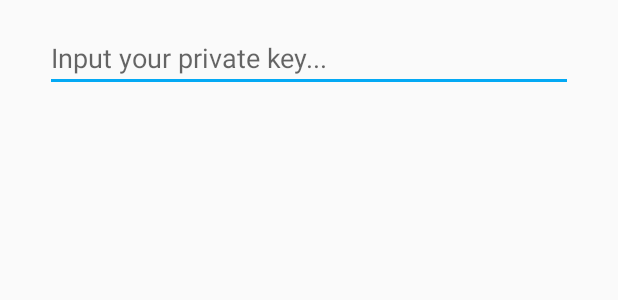
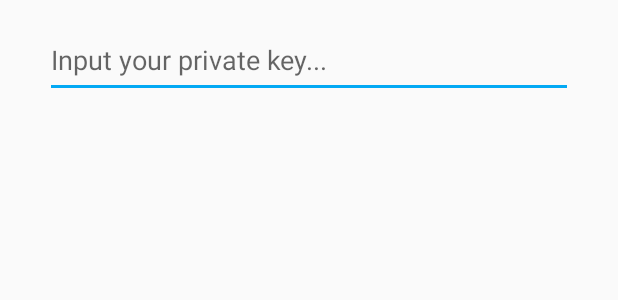
Before and after one commit to DBprod/ChatApp, an Android app: the layout private_key_window.xml on its own in the app's theme, with its tools: preview values and no code run, on a phone screen of 412 x 824 dp. Shown: the top 300 px of the screen. Run offline under Robolectric (Android 15) with nearby library versions, the phone set to English and light mode, and no system bars.

Commit message:
minor changer

```diff
--- a/app/src/main/java/com/example/chatapp/Encryptor.java
+++ b/app/src/main/java/com/example/chatapp/Encryptor.java
@@ -25,8 +25,8 @@ public class Encryptor {
     }
 
     public static BigInteger[] generatePrimes(){
-        BigInteger p = new BigInteger(1024, 10000, new Random());
-        BigInteger q = new BigInteger(1024, 10000, new Random());
+        BigInteger p = new BigInteger(1024, 10000, new Random((long)(Math.random()*10000000)));
+        BigInteger q = new BigInteger(1024, 10000, new Random((long)(Math.random()*10000000)));
         BigInteger[] primes = {p, q};
         System.out.println("Prime 1: " + p);
         System.out.println("Prime 2: " + q);
--- a/app/src/main/java/com/example/chatapp/MessageActivity.java
+++ b/app/src/main/java/com/example/chatapp/MessageActivity.java
@@ -249,6 +249,7 @@ public class MessageActivity extends AppCompatActivity implements PrivateKeyDial
 
         if (id == R.id.logoutBtn) {
             mAuth.signOut();
+            prefEditor.putString("privateKey", null).commit();
         }
         if (id == R.id.privateKeyInput){
             PrivateKeyDialog privateKeyDialog = new PrivateKeyDialog();
@@ -266,6 +267,8 @@ public class MessageActivity extends AppCompatActivity implements PrivateKeyDial
             prefEditor.commit();
         }
         catch(Exception e){
+        } finally {
+            adapter.notifyDataSetChanged();
         }
     }
 }
--- a/app/src/main/res/layout/private_key_window.xml
+++ b/app/src/main/res/layout/private_key_window.xml
@@ -8,9 +8,9 @@
     <EditText
         android:id="@+id/privateKeyInput"
         android:layout_width="match_parent"
-        android:layout_height="wrap_content"
+        android:layout_height="50dp"
         android:layout_marginStart="30dp"
-        android:layout_marginTop="16dp"
+        android:layout_marginTop="15dp"
         android:layout_marginEnd="30dp"
         android:hint="Input your private key..."
         app:layout_constraintEnd_toEndOf="parent"
```
Also changed, not shown: app/src/main/java/com/example/chatapp/MainActivity.java (+7 -0 lines).
